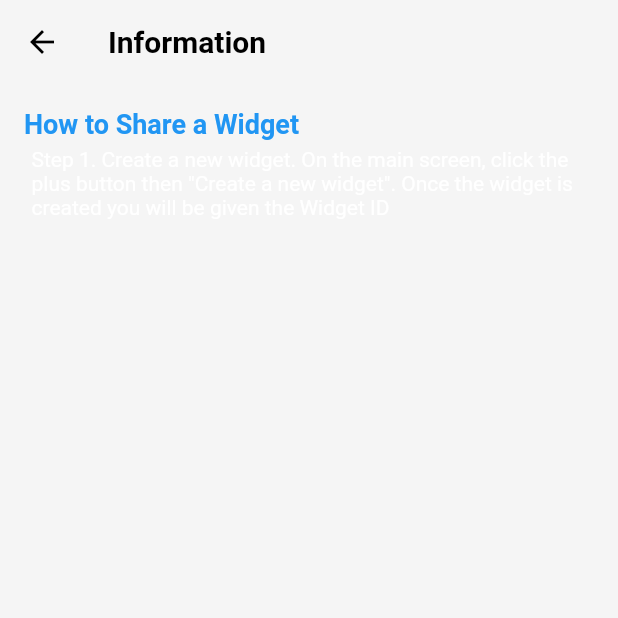
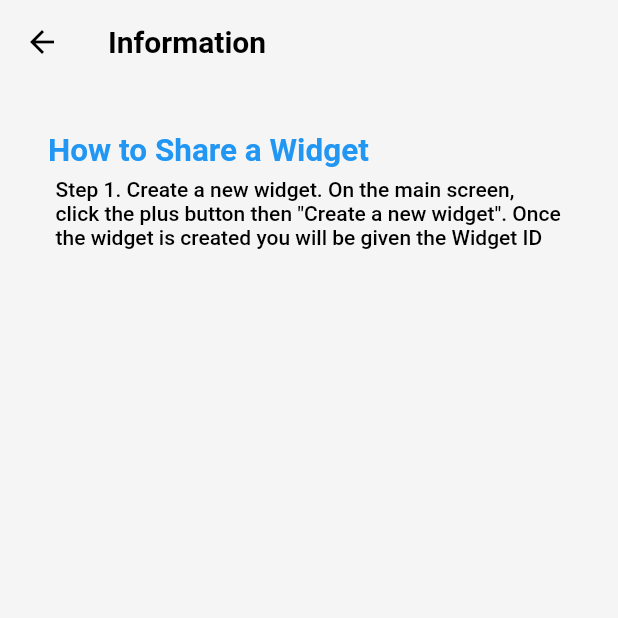
Before and after one commit to samueljml/widget-share, a Flutter app: the InformationScreen screen opened by its route, on a phone screen of 412 x 824 dp, the top half of it. Run offline on Flutter 3.47's test engine with Material 2 defaults, Android fonts, the phone set to English and light mode, and no system bars.

Commit message:
Update information page text style

```diff
--- a/lib/app/modules/information/page.dart
+++ b/lib/app/modules/information/page.dart
@@ -12,7 +12,7 @@ class InformationScreen extends StatelessWidget {
         ),
         body: SingleChildScrollView(
             child: Padding(
-          padding: const EdgeInsets.all(16),
+          padding: const EdgeInsets.all(32),
           child: Column(
             crossAxisAlignment: CrossAxisAlignment.start,
             children: [
@@ -21,14 +21,16 @@ class InformationScreen extends StatelessWidget {
                 style: TextStyle(
                     color: Colors.blue,
                     fontWeight: FontWeight.bold,
-                    fontSize: 18),
+                    fontSize: 21),
               ),
               Padding(
                 padding: const EdgeInsets.all(5),
                 child: Column(
-                  children: const [
+                  children: [
                     Text(
-                        "Step 1. Create a new widget. On the main screen, click the plus button then \"Create a new widget\". Once the widget is created you will be given the Widget ID"),
+                      "Step 1. Create a new widget. On the main screen, click the plus button then \"Create a new widget\". Once the widget is created you will be given the Widget ID",
+                      style: Theme.of(context).textTheme.bodyText1,
+                    ),
                   ],
                 ),
               )
```
